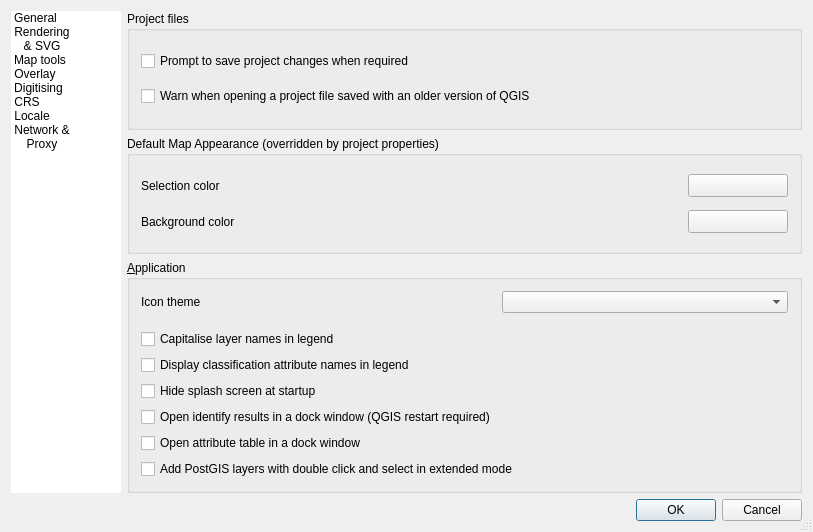
The window that qgis/src/ui/qgsoptionsbase.ui (sourcepole/qgis) describes before a commit, drawn with Qt 5.
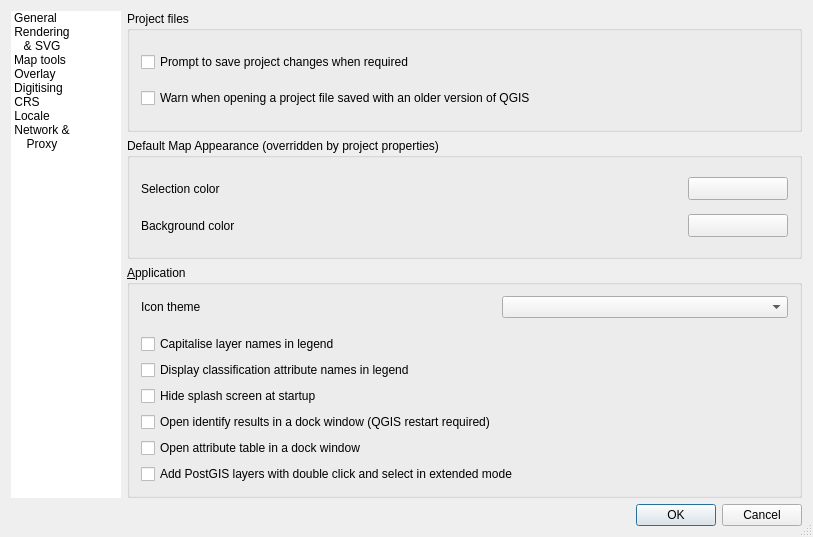
The same window after the commit. Icons and pictures are not drawn. Custom widgets are drawn as their Qt base class.

Commit message: Set property icons for options dialog

What changed in the file:
```diff
--- a/qgis/src/ui/qgsoptionsbase.ui
+++ b/qgis/src/ui/qgsoptionsbase.ui
@@ -7,7 +7,7 @@
     <x>0</x>
     <y>0</y>
     <width>813</width>
-    <height>532</height>
+    <height>537</height>
    </rect>
   </property>
   <property name="windowTitle">
```
Left out of the diff: 36 changed lines with no effect on the pictures.
